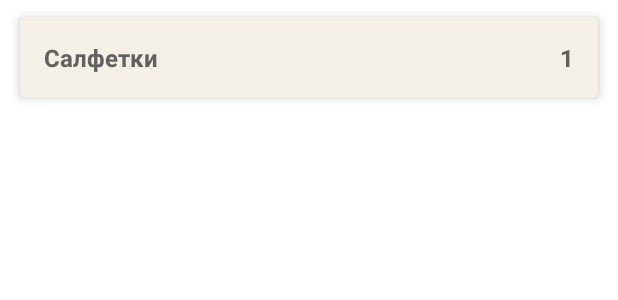
After one commit to tpyc12/Shoppinglist, an Android app: the layout item_shop_enabled.xml on its own in the app's theme, with its tools: preview values and no code run, on a phone screen of 412 x 824 dp. The commit adds this screen. Shown: the top 300 px of the screen. Run offline under Robolectric (Android 15) with nearby library versions, the phone set to English and light mode, and no system bars.

Commit message:
feat: activity_main.xml feat: item_shop_disabled.xml feat: item_shop_enabled.xml

```diff
--- a/app/src/main/java/com/myhome/android/shoppinglist/presentation/MainViewModel.kt
+++ b/app/src/main/java/com/myhome/android/shoppinglist/presentation/MainViewModel.kt
@@ -1,6 +1,5 @@
 package com.myhome.android.shoppinglist.presentation
 
-import androidx.lifecycle.MutableLiveData
 import androidx.lifecycle.ViewModel
 import com.myhome.android.shoppinglist.data.ShopListRepositoryImpl
 import com.myhome.android.shoppinglist.domain.DeleteShopItemUseCase
--- /dev/null
+++ b/app/src/main/res/drawable/ic_baseline_add_24.xml
@@ -0,0 +1,5 @@
+<vector android:height="24dp" android:tint="#FFFFFF"
+    android:viewportHeight="24" android:viewportWidth="24"
+    android:width="24dp" xmlns:android="http://schemas.android.com/apk/res/android">
+    <path android:fillColor="@android:color/white" android:pathData="M19,13h-6v6h-2v-6H5v-2h6V5h2v6h6v2z"/>
+</vector>
--- /dev/null
+++ b/app/src/main/res/layout/item_shop_enabled.xml
@@ -0,0 +1,43 @@
+<?xml version="1.0" encoding="utf-8"?>
+<androidx.cardview.widget.CardView xmlns:android="http://schemas.android.com/apk/res/android"
+    xmlns:app="http://schemas.android.com/apk/res-auto"
+    xmlns:tools="http://schemas.android.com/tools"
+    android:layout_width="match_parent"
+    android:layout_height="wrap_content"
+    android:layout_marginStart="@dimen/margin_x"
+    android:layout_marginTop="@dimen/margin_half_x"
+    android:layout_marginEnd="@dimen/margin_x"
+    android:layout_marginBottom="@dimen/margin_half_x"
+    app:cardCornerRadius="@dimen/margin_half_x"
+    app:cardElevation="@dimen/margin_half_x"
+    app:cardUseCompatPadding="true">
+
+    <androidx.appcompat.widget.LinearLayoutCompat
+        android:layout_width="match_parent"
+        android:layout_height="wrap_content"
+        android:background="#f4f0e8"
+        android:orientation="horizontal"
+        android:padding="@dimen/margin_xx">
+
+        <TextView
+            android:id="@+id/tv_name"
+            android:layout_width="@dimen/margin_zero"
+            android:layout_height="wrap_content"
+            android:layout_weight="1"
+            android:textColor="#62615d"
+            android:textSize="@dimen/text_size_xx"
+            android:textStyle="bold"
+            tools:text="Салфетки" />
+
+        <TextView
+            android:id="@+id/tv_count"
+            android:layout_width="wrap_content"
+            android:layout_height="wrap_content"
+            android:textColor="#62615d"
+            android:textSize="@dimen/text_size_xx"
+            android:textStyle="bold"
+            tools:text="1" />
+
+    </androidx.appcompat.widget.LinearLayoutCompat>
+
+</androidx.cardview.widget.CardView>
--- /dev/null
+++ b/app/src/main/res/values/dimens.xml
@@ -0,0 +1,9 @@
+<?xml version="1.0" encoding="utf-8"?>
+<resources>
+    <dimen name="margin_xx">16dp</dimen>
+    <dimen name="text_size_xx">16sp</dimen>
+    <dimen name="margin_x">8dp</dimen>
+    <dimen name="margin_half_x">4dp</dimen>
+    <dimen name="margin_1dp">1dp</dimen>
+    <dimen name="margin_zero">0dp</dimen>
+</resources>
--- a/app/src/main/res/values/strings.xml
+++ b/app/src/main/res/values/strings.xml
@@ -1,3 +1,4 @@
 <resources>
     <string name="app_name">Shopping list</string>
+    <string name="add_shop_item_button_text">Add shop item button</string>
 </resources>
```
Also changed, not shown: app/src/main/res/layout/activity_main.xml (+23 -5 lines), app/src/main/res/layout/item_shop_disabled.xml (added, +43 -0 lines).
